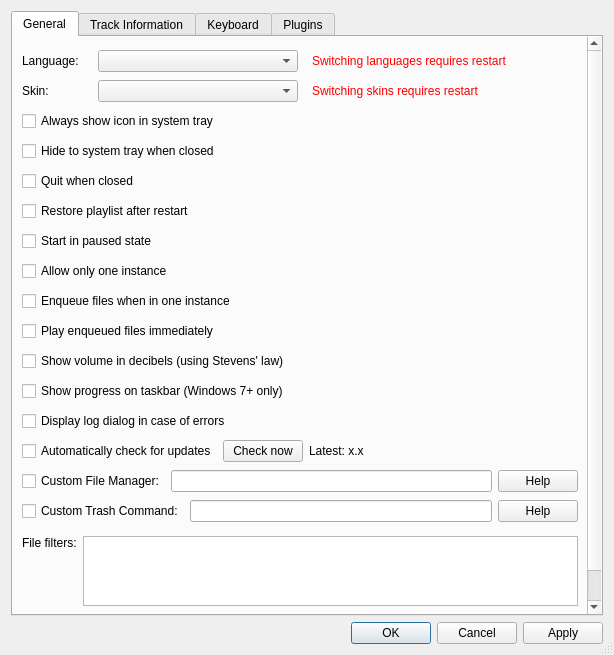
nulloy/nulloy, file src/preferencesDialog.ui: the form before one commit.
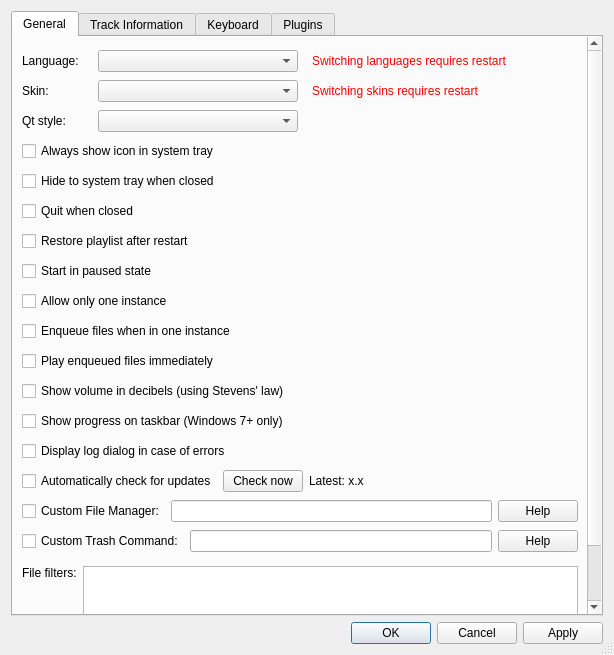
The form after the commit. Custom widgets are drawn as their Qt base class.

Commit message: qt style selector

What changed in the file:
```diff
--- a/src/preferencesDialog.ui
+++ b/src/preferencesDialog.ui
@@ -251,6 +251,82 @@
              </layout>
             </widget>
            </item>
+           <item>
+            <widget class="QWidget" name="styleContainer" native="true">
+             <property name="minimumSize">
+              <size>
+               <width>0</width>
+               <height>30</height>
+              </size>
+             </property>
+             <property name="maximumSize">
+              <size>
+               <width>16777215</width>
+               <height>30</height>
+              </size>
+             </property>
+             <layout class="QHBoxLayout" name="horizontalLayout_18">
+              <property name="leftMargin">
+               <number>0</number>
+              </property>
+              <property name="topMargin">
+               <number>0</number>
+              </property>
+              <property name="rightMargin">
+               <number>0</number>
+              </property>
+              <property name="bottomMargin">
+               <number>0</number>
+              </property>
+              <item>
+               <widget class="QLabel" name="styleLabel">
+                <property name="minimumSize">
+                 <size>
+                  <width>70</width>
+                  <height>0</height>
+                 </size>
+                </property>
+                <property name="text">
+                 <string>Qt style:</string>
+                </property>
+               </widget>
+              </item>
+              <item>
+               <widget class="QComboBox" name="styleComboBox">
+                <property name="minimumSize">
+                 <size>
+                  <width>200</width>
+                  <height>0</height>
+                 </size>
+                </property>
+               </widget>
+              </item>
+              <item>
+               <widget class="QLabel" name="styleEmptyLabel">
+                <property name="sizePolicy">
+                 <sizepolicy hsizetype="Maximum" vsizetype="Preferred">
+                  <horstretch>0</horstretch>
+                  <verstretch>0</verstretch>
+                 </sizepolicy>
+                </property>
+               </widget>
+              </item>
+              <item>
+               <spacer name="horizontalSpacer_1">
+                <property name="orientation">
+                 <enum>Qt::Horizontal</enum>
+                </property>
+                <property name="sizeHint" stdset="0">
+                 <size>
+                  <width>120</width>
+                  <height>23</height>
+                 </size>
+                </property>
+               </spacer>
+              </item>
+             </layout>
+            </widget>
+           </item>
            <item>
             <widget class="QWidget" name="trayIconContainer" native="true">
              <property name="minimumSize">
```
Left out of the diff: 2 changed lines with no effect on the pictures. The commit also changes 3 other files.
